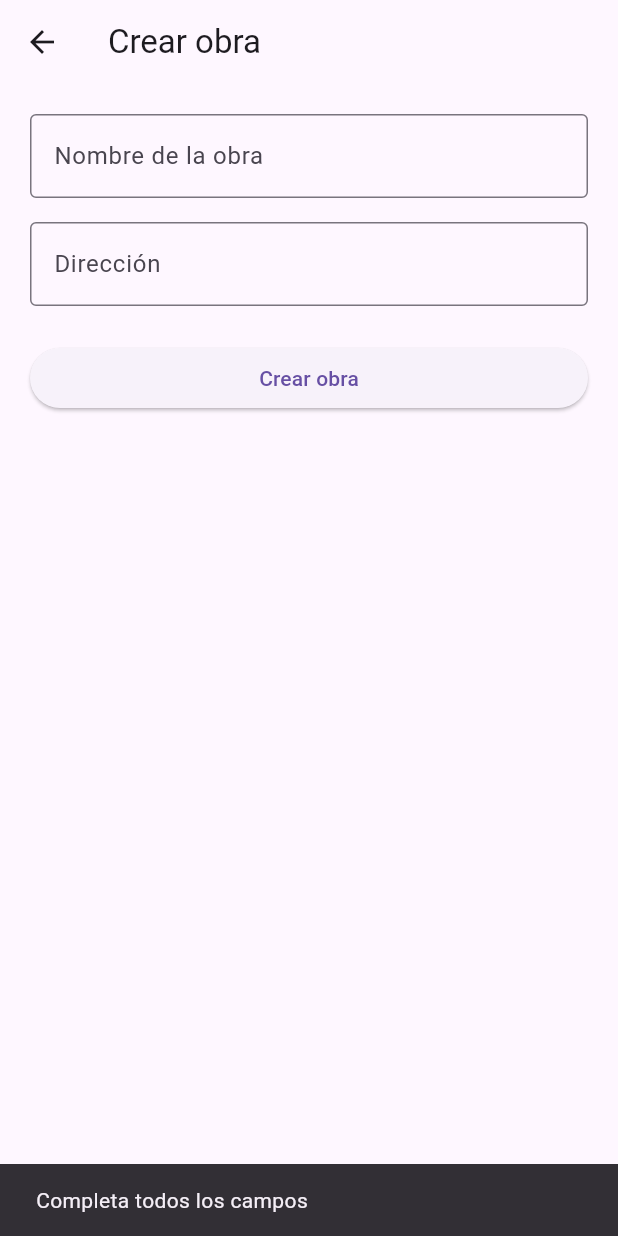
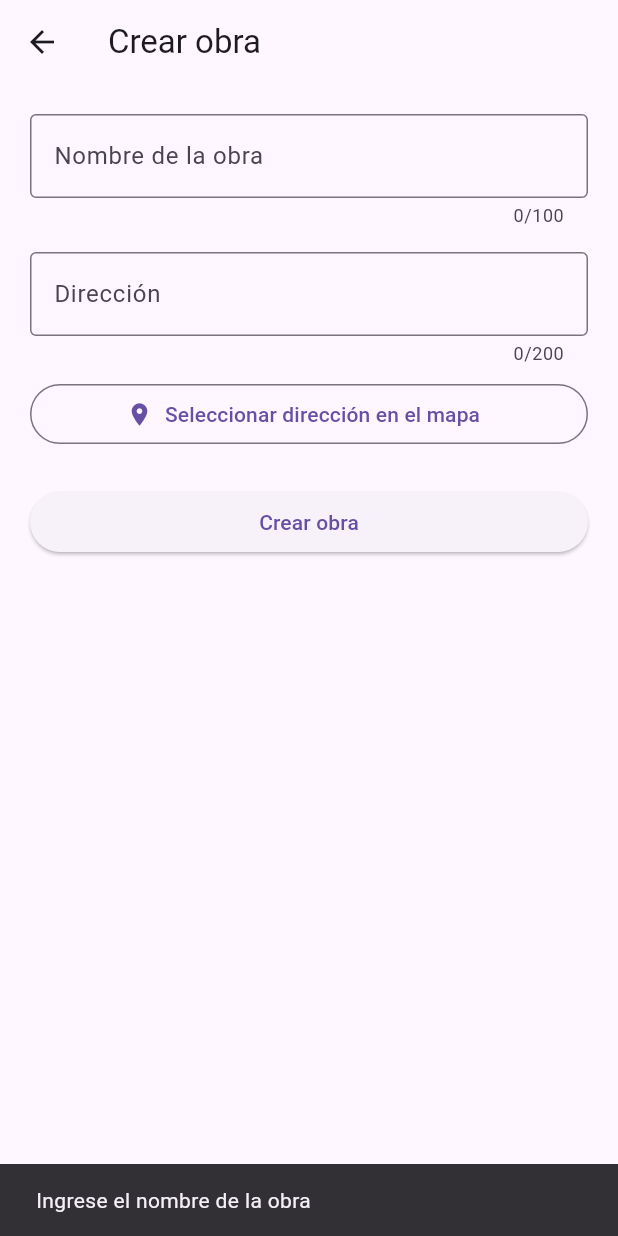
Before and after one commit to DulMaria/inventario_bigger, a Flutter app: the CrearObraView screen opened directly, after a tap on "Crear obra", on a phone screen of 412 x 824 dp. Run offline on Flutter 3.47's test engine with Material 3 defaults, Android fonts, the phone set to English and light mode, and no system bars; our stand-ins replace flutter_map, geocoding, latlong2, supabase_flutter; accounts and stored records are empty.

Commit message:
Mapa en obra

```diff
--- a/lib/modules/obra/service/obra_service.dart
+++ b/lib/modules/obra/service/obra_service.dart
@@ -8,12 +8,16 @@ class ObraService {
   Future<ObraModel> crearObra({
     required String nombre,
     String? direccion,
+    double? latitud,
+    double? longitud,
   }) async {
     final respuesta = await _supabase
         .from('obras')
         .insert({
           'nombre': nombre,
           'direccion': direccion,
+          'latitud': latitud,
+          'longitud': longitud,
           'estado': true,
         })
         .select()
@@ -50,4 +54,13 @@ class ObraService {
 
     return ObraModel.fromMap(respuesta);
   }
+
+  Future<bool> existeObraConNombre(String nombre) async {
+    final respuesta = await _supabase
+        .from('obras')
+        .select('id_obra')
+        .ilike('nombre', nombre.trim());
+
+    return (respuesta as List).isNotEmpty;
+  }
 }
--- a/lib/modules/obra/view/crear_obra_view.dart
+++ b/lib/modules/obra/view/crear_obra_view.dart
@@ -1,6 +1,7 @@
 import 'package:flutter/material.dart';
 
 import '../controller/obra_controller.dart';
+import 'seleccionar_ubicacion_view.dart';
 
 class CrearObraView extends StatefulWidget {
   const CrearObraView({super.key});
@@ -17,12 +18,69 @@ class _CrearObraViewState extends State<CrearObraView> {
 
   bool _cargando = false;
 
+  double? _latitud;
+  double? _longitud;
+
+  Future<void> _seleccionarEnMapa() async {
+    final resultado = await Navigator.push(
+      context,
+      MaterialPageRoute(
+        builder: (_) => const SeleccionarUbicacionView(),
+      ),
+    );
+
+    if (resultado == null || !mounted) return;
+
+    setState(() {
+      _direccionController.text =
+          resultado['direccion'] ?? '';
+
+      _latitud = resultado['latitud'];
+      _longitud = resultado['longitud'];
+    });
+  }
+
   Future<void> _crearObra() async {
-    if (_nombreController.text.trim().isEmpty ||
-        _direccionController.text.trim().isEmpty) {
+    final nombre = _nombreController.text.trim();
+    final direccion = _direccionController.text.trim();
+
+    // Validar nombre vacío
+    if (nombre.isEmpty) {
       ScaffoldMessenger.of(context).showSnackBar(
         const SnackBar(
-          content: Text('Completa todos los campos'),
+          content: Text('Ingrese el nombre de la obra'),
+        ),
+      );
+      return;
+    }
+
+    // Validar que no sean solamente espacios
+    if (nombre.replaceAll(' ', '').isEmpty) {
+      ScaffoldMessenger.of(context).showSnackBar(
+        const SnackBar(
+          content: Text('El nombre de la obra no es válido'),
+        ),
+      );
+      return;
+    }
+
+    // Máximo de caracteres
+    if (nombre.length > 100) {
+      ScaffoldMessenger.of(context).showSnackBar(
+        const SnackBar(
+          content: Text(
+            'El nombre de la obra no puede superar los 100 caracteres',
+          ),
+        ),
+      );
+      return;
+    }
+
+    // Dirección obligatoria
+    if (direccion.isEmpty) {
+      ScaffoldMessenger.of(context).showSnackBar(
+        const SnackBar(
+          content: Text('Ingrese o seleccione la dirección de la obra'),
         ),
       );
       return;
@@ -33,9 +91,35 @@ class _CrearObraViewState extends State<CrearObraView> {
     });
 
     try {
+      // Comprobar si ya existe una obra con ese nombre
+      final existe = await _obraController.existeObraConNombre(
+        nombre,
+      );
+
+      if (existe) {
+        if (!mounted) return;
+
+        setState(() {
+          _cargando = false;
+        });
+
+        ScaffoldMessenger.of(context).showSnackBar(
+          SnackBar(
+            content: Text(
+              'Ya existe una obra con el nombre "$nombre"',
+            ),
+          ),
+        );
+
+        return;
+      }
+
+      // Crear obra
       await _obraController.crearObra(
-        nombre: _nombreController.text.trim(),
-        direccion: _direccionController.text.trim(),
+        nombre: nombre,
+        direccion: direccion,
+        latitud: _latitud,
+        longitud: _longitud,
       );
 
       if (!mounted) return;
@@ -46,7 +130,6 @@ class _CrearObraViewState extends State<CrearObraView> {
         ),
       );
 
-      // Regresa a la lista indicando que se creó una obra.
       Navigator.pop(context, true);
     } catch (e) {
       if (!mounted) return;
@@ -78,14 +161,16 @@ class _CrearObraViewState extends State<CrearObraView> {
       appBar: AppBar(
         title: const Text('Crear obra'),
       ),
-      body: Padding(
+      body: SingleChildScrollView(
         padding: const EdgeInsets.all(20),
         child: Column(
           children: [
             TextField(
               controller: _nombreController,
+              maxLength: 100,
               decoration: const InputDecoration(
                 labelText: 'Nombre de la obra',
+                hintText: 'Ej. Edificio Central',
                 border: OutlineInputBorder(),
               ),
             ),
@@ -94,11 +179,38 @@ class _CrearObraViewState extends State<CrearObraView> {
 
             TextField(
               controller: _direccionController,
+              maxLength: 200,
               decoration: const InputDecoration(
                 labelText: 'Dirección',
+                hintText: 'Ej. Av. Arce, La Paz',
                 border: OutlineInputBorder(),
               ),
             ),
+
+            const SizedBox(height: 8),
+
+            // BOTÓN DEL MAPA
+            SizedBox(
+              width: double.infinity,
+              child: OutlinedButton.icon(
+                onPressed: _cargando
+                    ? null
+                    : _seleccionarEnMapa,
+                icon: const Icon(Icons.location_on),
+                label: const Text(
+                  'Seleccionar dirección en el mapa',
+                ),
+              ),
+            ),
+
+            // Mostrar coordenadas solo como referencia
+            if (_latitud != null && _longitud != null) ...[
+              const SizedBox(height: 8),
+              Text(
+                'Ubicación seleccionada',
+                style: Theme.of(context).textTheme.bodySmall,
+              ),
+            ],
 
             const SizedBox(height: 24),
 
--- a/pubspec.yaml
+++ b/pubspec.yaml
@@ -36,6 +36,10 @@ dependencies:
   cupertino_icons: ^1.0.8
   supabase_flutter: ^2.17.1
   provider: ^6.1.5+1
+
+  flutter_map: ^8.2.2
+  latlong2: ^0.9.1
+  geocoding: ^4.0.0
 dev_dependencies:
   flutter_test:
     sdk: flutter
```
Also changed, not shown: lib/modules/obra/controller/obra_controller.dart (+11 -3 lines), lib/modules/obra/view/seleccionar_ubicacion_view.dart (added, +181 -0 lines), pubspec.lock, 2 other files.
